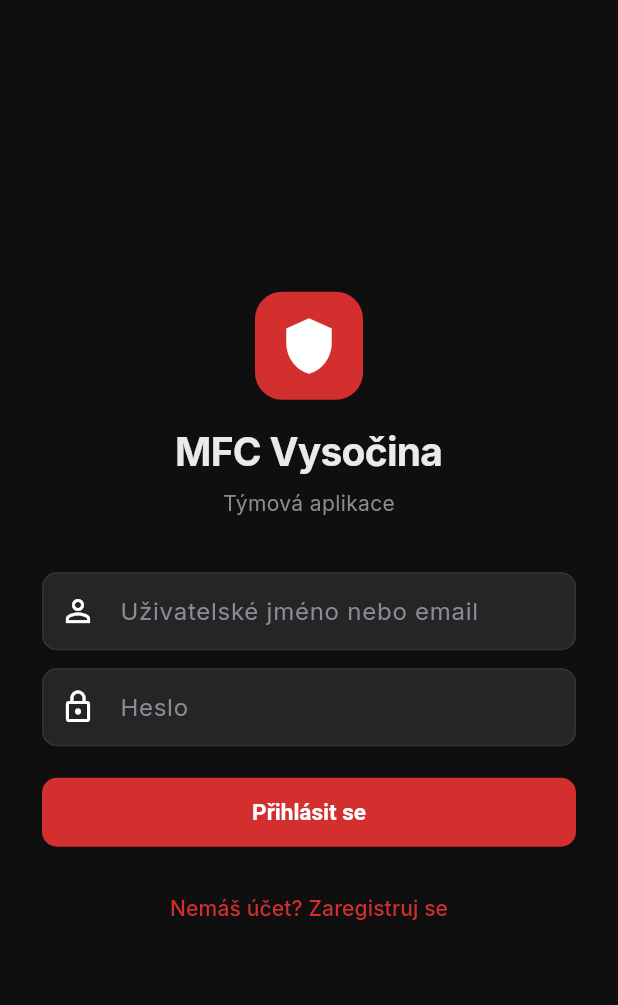
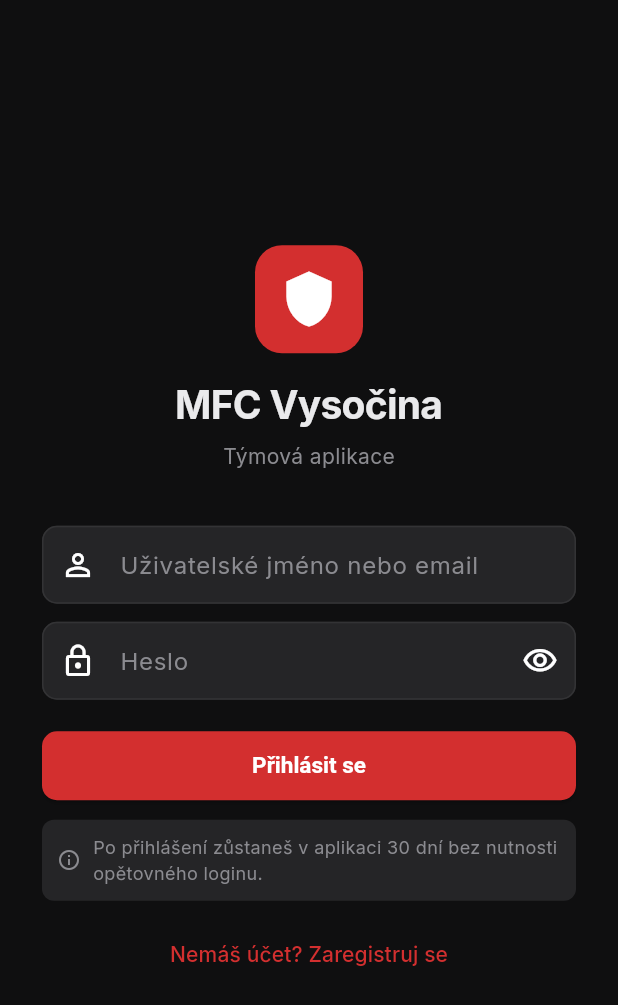
Before and after one commit to jhfumarevape/mfc-vysocina-app, a Flutter app: the LoginScreen screen opened directly, on a phone screen of 412 x 824 dp. Shown: the top 1005 px of the screen. Run offline on Flutter 3.47's test engine with Material 3 defaults, Android fonts, the phone set to English and light mode, and no system bars; our stand-ins replace cached_network_image, google_fonts, image_picker, open_filex, shared_preferences; accounts and stored records are empty; network calls fail; project files that could hold a hidden picture were left out.

Commit message:
Auto-login enhancements: remember last email + Android Credential Manager
Login:
- Last successfully used username/email is saved to SharedPreferences
  and pre-filled on next launch.
- Username + password fields wrapped in AutofillGroup with proper
  autofillHints, so Android Credential Manager / Google Password
  Manager offers to save the password after login and auto-fill on
  subsequent installs.
- TextInput.finishAutofillContext(shouldSave: true) is called after
  successful login so the prompt fires reliably.
- New password visibility toggle (eye icon) on password field.
- Info chip clarifying the 30-day session length.

Register:
- Same Autofill group + appropriate hints (name, newUsername, email,
  newPassword) so Google Password Manager can save credentials
  generated/typed during registration.

```diff
--- a/mfc_app/lib/screens/login_screen.dart
+++ b/mfc_app/lib/screens/login_screen.dart
@@ -1,10 +1,15 @@
 import 'package:flutter/material.dart';
+import 'package:flutter/services.dart';
 import 'package:provider/provider.dart';
+import 'package:shared_preferences/shared_preferences.dart';
 
 import '../core/theme.dart';
 import '../services/auth_service.dart';
 import '../services/api_client.dart';
 import 'register_screen.dart';
+
+/// Klíč v SharedPreferences pro pamatování posledního emailu.
+const _kLastUsername = 'last_username';
 
 class LoginScreen extends StatefulWidget {
   const LoginScreen({super.key});
@@ -17,12 +22,33 @@
   final _user = TextEditingController();
   final _pass = TextEditingController();
   bool _busy = false;
+  bool _obscurePass = true;
   String? _error;
+
+  @override
+  void initState() {
+    super.initState();
+    _loadLastUsername();
+  }
+
+  Future<void> _loadLastUsername() async {
+    final prefs = await SharedPreferences.getInstance();
+    final last = prefs.getString(_kLastUsername);
+    if (last != null && last.isNotEmpty && mounted) {
+      setState(() => _user.text = last);
+    }
+  }
 
   Future<void> _login() async {
     setState(() { _busy = true; _error = null; });
     try {
-      await context.read<AuthService>().login(_user.text.trim(), _pass.text);
+      final username = _user.text.trim();
+      await context.read<AuthService>().login(username, _pass.text);
+      // Úspěch — pamatovat email pro příští spuštění
+      final prefs = await SharedPreferences.getInstance();
+      await prefs.setString(_kLastUsername, username);
+      // Říct OS, že login byl OK → password manager nabídne uložit heslo
+      TextInput.finishAutofillContext(shouldSave: true);
     } on ApiException catch (e) {
       setState(() => _error = e.message);
     } catch (e) {
@@ -39,6 +65,9 @@
         child: Center(
           child: SingleChildScrollView(
             padding: const EdgeInsets.symmetric(horizontal: 28, vertical: 32),
+            // AutofillGroup → Android Credential Manager / Google Password
+            // Manager rozpozná pole a nabídne uložit/vyplnit heslo.
+            child: AutofillGroup(
               child: Column(
                 mainAxisAlignment: MainAxisAlignment.center,
                 children: [
@@ -59,6 +88,8 @@
                   const SizedBox(height: 36),
                   TextField(
                     controller: _user,
+                    autofillHints: const [AutofillHints.username, AutofillHints.email],
+                    keyboardType: TextInputType.emailAddress,
                     decoration: const InputDecoration(
                       labelText: 'Uživatelské jméno nebo email',
                       prefixIcon: Icon(Icons.person_outline),
@@ -68,11 +99,16 @@
                   const SizedBox(height: 12),
                   TextField(
                     controller: _pass,
-                  decoration: const InputDecoration(
+                    autofillHints: const [AutofillHints.password],
+                    obscureText: _obscurePass,
+                    decoration: InputDecoration(
                       labelText: 'Heslo',
-                    prefixIcon: Icon(Icons.lock_outline),
+                      prefixIcon: const Icon(Icons.lock_outline),
+                      suffixIcon: IconButton(
+                        icon: Icon(_obscurePass ? Icons.visibility_outlined : Icons.visibility_off_outlined),
+                        onPressed: () => setState(() => _obscurePass = !_obscurePass),
                       ),
-                  obscureText: true,
+                    ),
                     onSubmitted: (_) => _login(),
                   ),
                   if (_error != null) ...[
@@ -80,9 +116,9 @@
                     Container(
                       padding: const EdgeInsets.all(12),
                       decoration: BoxDecoration(
-                      color: AppTheme.danger.withOpacity(.15),
+                        color: AppTheme.danger.withValues(alpha: 0.15),
                         borderRadius: BorderRadius.circular(8),
-                      border: Border.all(color: AppTheme.danger.withOpacity(.4)),
+                        border: Border.all(color: AppTheme.danger.withValues(alpha: 0.4)),
                       ),
                       child: Row(children: [
                         const Icon(Icons.error_outline, color: AppTheme.danger, size: 18),
@@ -101,7 +137,25 @@
                         : const Text('Přihlásit se'),
                     ),
                   ),
-                const SizedBox(height: 16),
+                  const SizedBox(height: 12),
+                  Container(
+                    padding: const EdgeInsets.all(10),
+                    decoration: BoxDecoration(
+                      color: AppTheme.surfaceAlt,
+                      borderRadius: BorderRadius.circular(8),
+                    ),
+                    child: Row(children: const [
+                      Icon(Icons.info_outline, size: 16, color: AppTheme.textMuted),
+                      SizedBox(width: 8),
+                      Expanded(
+                        child: Text(
+                          'Po přihlášení zůstaneš v aplikaci 30 dní bez nutnosti opětovného loginu.',
+                          style: TextStyle(fontSize: 12, color: AppTheme.textMuted, height: 1.4),
+                        ),
+                      ),
+                    ]),
+                  ),
+                  const SizedBox(height: 12),
                   TextButton(
                     onPressed: () {
                       Navigator.of(context).push(MaterialPageRoute(builder: (_) => const RegisterScreen()));
@@ -114,6 +168,7 @@
             ),
           ),
         ),
+      ),
     );
   }
 }
```
Also changed, not shown: mfc_app/lib/screens/register_screen.dart (+23 -5 lines). Lines whose indentation alone changed are shown as unchanged.
